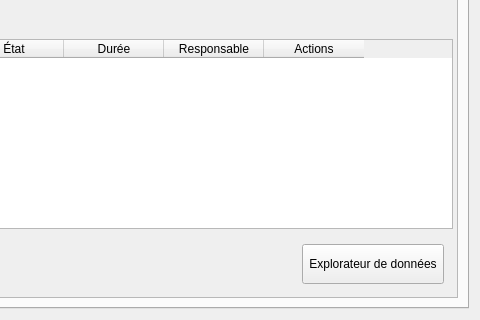
The window that client/src/editors/ParticipantWidget.ui (introlab/openteraplus) describes before a commit, drawn with Qt 5; both pictures show x 538 to 1018 and y 480 to 800 of the 1018 by 800 pixel window.
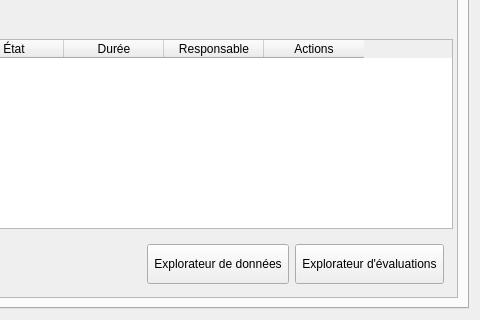
The same window after the commit. The open tabs and pages were chosen to show the change. Icons and pictures are not drawn. Custom widgets are drawn as their Qt base class.

Commit message: Refs #70. Added Tests display in session widget and in participant widget.

```diff
--- a/client/src/editors/ParticipantWidget.ui
+++ b/client/src/editors/ParticipantWidget.ui
@@ -1669,6 +1669,35 @@
                     </property>
                    </widget>
                   </item>
+                  <item>
+                   <widget class="QToolButton" name="btnTestsBrowser">
+                    <property name="minimumSize">
+                     <size>
+                      <width>125</width>
+                      <height>40</height>
+                     </size>
+                    </property>
+                    <property name="cursor">
+                     <cursorShape>PointingHandCursor</cursorShape>
+                    </property>
+                    <property name="text">
+                     <string>Explorateur d'évaluations</string>
+                    </property>
+                    <property name="icon">
+                     <iconset resource="../../resources/TeraClient.qrc">
+                      <normaloff>:/icons/test.png</normaloff>:/icons/test.png</iconset>
+                    </property>
+                    <property name="iconSize">
+                     <size>
+                      <width>24</width>
+                      <height>24</height>
+                     </size>
+                    </property>
+                    <property name="toolButtonStyle">
+                     <enum>Qt::ToolButtonTextBesideIcon</enum>
+                    </property>
+                   </widget>
+                  </item>
                  </layout>
                 </widget>
                </item>
```
Left out of the diff: 8 changed lines with no effect on the pictures. The commit also changes 19 other files.
